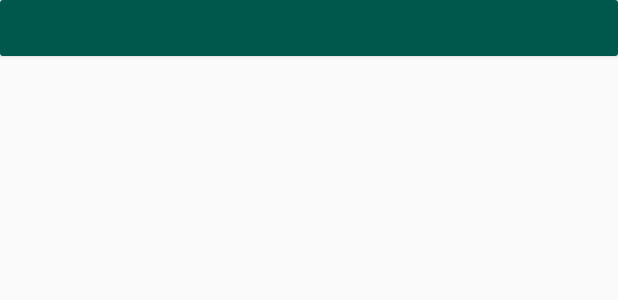
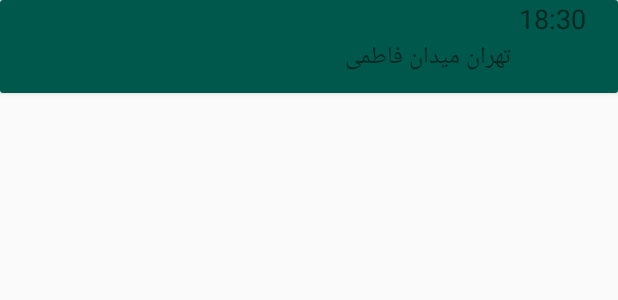
Before and after one commit to SinaZK/defend-android, an Android app: the layout event_list_item.xml on its own in the app's theme, with its tools: preview values and no code run, on a phone screen of 412 x 824 dp. Shown: the top 300 px of the screen. Run offline under Robolectric (Android 15) with nearby library versions, the phone set to English and light mode, and no system bars; network calls fail.

Commit message:
Better EventDayAdapter layout

```diff
--- a/app/src/main/java/com/defend/android/adapters/EventDayAdapter.java
+++ b/app/src/main/java/com/defend/android/adapters/EventDayAdapter.java
@@ -40,11 +40,15 @@ public class EventDayAdapter extends RecyclerView.Adapter<EventDayAdapter.MyView
 
     public static class MyViewHolder extends RecyclerView.ViewHolder {
         public TextView title;
+        public TextView time;
+        public TextView location;
         public CardView parent;
 
         public MyViewHolder(View view) {
             super(view);
             title = view.findViewById(R.id.title);
+            time = view.findViewById(R.id.time);
+            location = view.findViewById(R.id.location);
             parent = view.findViewById(R.id.parent);
         }
     }
@@ -62,8 +66,10 @@ public class EventDayAdapter extends RecyclerView.Adapter<EventDayAdapter.MyView
     public void onBindViewHolder(@NonNull MyViewHolder viewHolder, final int i) {
         final Event event = fragment.findEventsByDate(day).get(i);
 
-        ResourceManager.getInstance().decorateTextView(viewHolder.title, Color.BLACK, Constants.FONT_BOLD);
-        viewHolder.title.setText(String.format(Locale.ENGLISH, "%d.%s", i + 1, event.getTitle()));
+        ResourceManager.getInstance().decorateTextView(viewHolder.title, Color.WHITE, Constants.FONT_BOLD);
+        ResourceManager.getInstance().decorateTextView(viewHolder.time, Color.WHITE, Constants.FONT_BOLD);
+        ResourceManager.getInstance().decorateTextView(viewHolder.location, Color.parseColor("#c7c7c7ff"), Constants.FONT_REGULAR);
+        viewHolder.title.setText(String.format(Locale.ENGLISH, "%s", event.getTitle()));
 
         viewHolder.parent.setOnClickListener(new View.OnClickListener() {
             @Override
--- a/app/src/main/res/layout/event_list_item.xml
+++ b/app/src/main/res/layout/event_list_item.xml
@@ -17,19 +17,40 @@
         android:background="@color/activityBackground">
 
         <TextView
+            android:id="@+id/time"
+            android:layout_width="50dp"
+            android:layout_height="wrap_content"
+            android:layout_alignParentTop="true"
+            android:layout_alignParentRight="true"
+            android:textSize="18dp"
+            android:text="18:30"
+            tools:ignore="RtlHardcoded,SpUsage" />
+
+        <TextView
             android:id="@+id/title"
             android:layout_width="wrap_content"
             android:layout_height="wrap_content"
-            android:layout_centerVertical="true"
-            android:layout_alignParentRight="true"
+            android:layout_toLeftOf="@id/time"
+            android:layout_marginRight="5dp"
+            android:textSize="18dp"
+            tools:ignore="RtlHardcoded,SpUsage" />
+
+        <TextView
+            android:id="@+id/location"
+            android:layout_width="wrap_content"
+            android:layout_height="wrap_content"
+            android:layout_toLeftOf="@id/time"
+            android:layout_below="@id/title"
+            android:layout_marginRight="5dp"
             android:textSize="16dp"
+            android:text="تهران میدان فاطمی"
             tools:ignore="RtlHardcoded,SpUsage" />
 
         <View
             android:layout_width="match_parent"
-            android:layout_height="15dp"
-            android:layout_below="@id/title"
-            />
+            android:layout_height="10dp"
+            android:background="@android:color/transparent"
+            android:layout_below="@id/location" />
 
     </RelativeLayout>
 </android.support.v7.widget.CardView>
```
